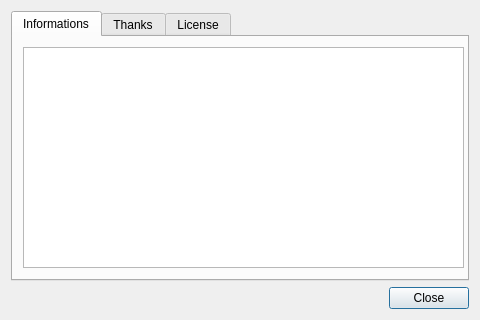
The window that src/dialogabout.ui (qtilities/qruler) describes before a commit, drawn with Qt 5.
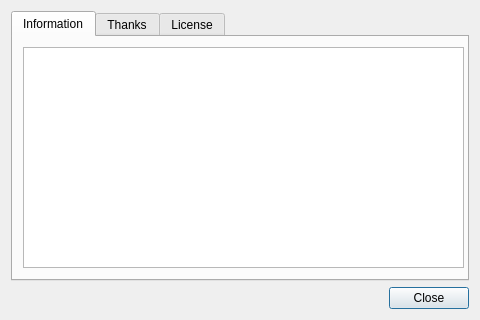
The same window after the commit.

Commit message: Updated UI files, corrected 1 string to (re)translate

The edit to the form file:
```diff
--- a/src/dialogabout.ui
+++ b/src/dialogabout.ui
@@ -10,7 +10,7 @@
     <height>320</height>
    </rect>
   </property>
-  <layout class="QVBoxLayout">
+  <layout class="QVBoxLayout" name="layout">
    <item>
     <widget class="QTabWidget" name="tblAbout">
      <property name="sizePolicy">
@@ -24,7 +24,7 @@
      </property>
      <widget class="QWidget" name="tabInfo">
       <attribute name="title">
-       <string>Informations</string>
+       <string>Information</string>
       </attribute>
       <widget class="QWidget" name="horizontalLayoutWidget_4">
        <property name="geometry">
```
Left out of the diff: 6 changed lines with no effect on the pictures. The commit also changes 1 other file.
